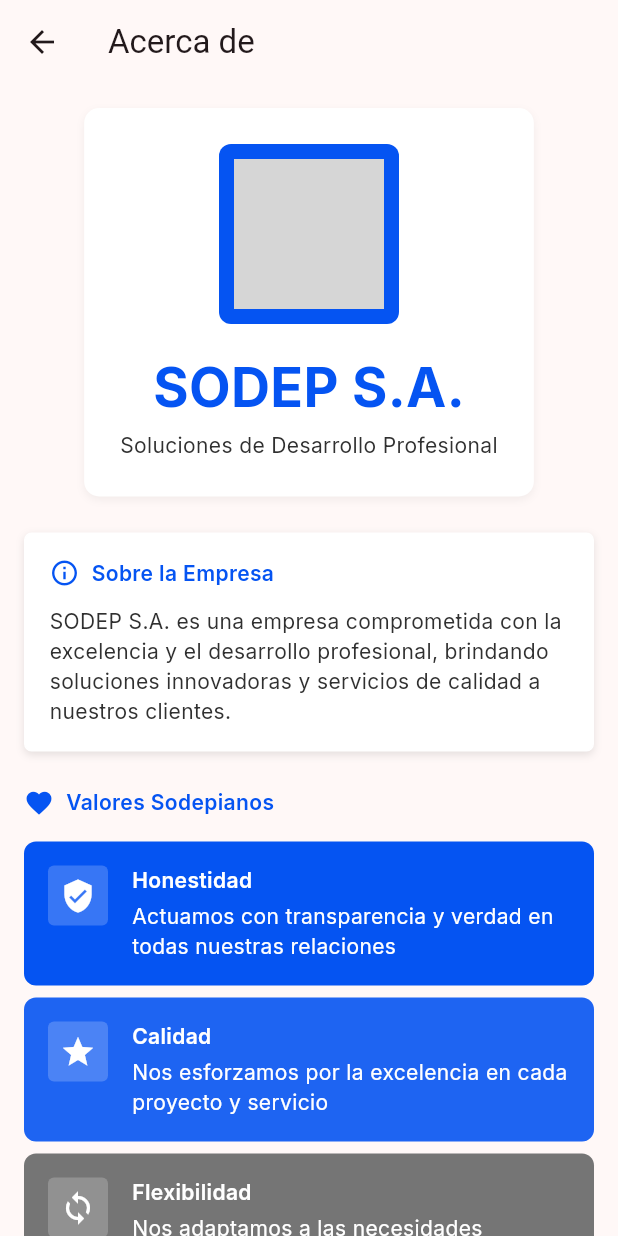
After one commit to martin3093/manazco, a Flutter app: the AcercaDeScreen screen opened directly, on a phone screen of 412 x 824 dp. The commit adds this screen. Run offline on Flutter 3.47's test engine with Material 3 defaults, Android fonts, the phone set to English and light mode, and no system bars; our stand-ins replace connectivity_plus, dart_mappable, dio, equatable, flutter_bloc, flutter_dotenv and 5 more; accounts and stored records are empty; generated files the repository leaves out were written again; grey boxes are pictures that could not be loaded.

Commit message:
theme base para la aplicacion
se crea acerca de con el tema generico

```diff
--- a/lib/components/side_menu.dart
+++ b/lib/components/side_menu.dart
@@ -1,5 +1,6 @@
 import 'package:flutter/material.dart';
 import 'package:manazco/helpers/dialog_helper.dart';
+import 'package:manazco/views/acerca_de_screen.dart';
 import 'package:manazco/views/contador_screen.dart';
 import 'package:manazco/views/mi_app_screen.dart';
 import 'package:manazco/views/noticia_screen.dart';
@@ -113,6 +114,16 @@ class SideMenu extends StatelessWidget {
             },
           ),
           ListTile(
+            leading: const Icon(Icons.info),
+            title: const Text('Acerca de'),
+            onTap: () {
+              Navigator.push(
+                context,
+                MaterialPageRoute(builder: (context) => const AcercaDeScreen()),
+              );
+            },
+          ),
+          ListTile(
             leading: const Icon(Icons.exit_to_app),
             title: const Text('Cerrar Sesión'),
             onTap: () {
--- /dev/null
+++ b/lib/theme/colors.dart
@@ -0,0 +1,39 @@
+import 'package:flutter/material.dart';
+
+class AppColors {
+  static const Color primary = blue11; // Azul principal
+  static const Color primaryHover = blue12;
+  static const Color primaryActive = blue13; // Gris deshabilitado
+  static const Color surface = gray02;
+  static const Color background = Color(0xFFF5F5F5);
+
+  // Gray Scale
+  static const Color gray01 = Color(0xFFFFFFFF);
+  static const Color gray02 = Color(0xFFF7F7F7);
+  static const Color gray06 = Color(0xFFD4D4D4);
+  static const Color gray07 = Color(0xFFCCCCCC);
+  static const Color gray08 = Color(0xFFB5B5B5);
+  static const Color gray13 = Color(0xFF353535);
+  static const Color gray14 = Color(0xFF303030);
+  static const Color gray15 = Color(0xFF282828);
+  static const Color gray16 = Color(0xFF1A1A1A);
+  static const Color blue01 = Color(0xFFF2F6FF);
+  static const Color blue02 = Color(0xFFE6EEFE);
+  static const Color blue03 = Color(0xFFCDDDFC);
+  static const Color blue04 = Color(0xFFB4CCFB);
+  static const Color blue09 = Color(0xFF3776F5);
+  static const Color blue10 = Color(0xFF1E65F3);
+  static const Color blue11 = Color(0xFF0554F2);
+  static const Color blue12 = Color(0xFF0443C2);
+  static const Color blue13 = Color(0xFF033291);
+  static const Color blue14 = Color(0xFF022261);
+  static const Color blue15 = Color(0xFF01153D);
+  static const Color blue16 = Color(0xFF011130);
+  static const Color blue17 = Color(0xFF002D72);
+
+  static const Color white = Color(0xFFFFFFFF);
+
+  static var disabled;
+
+  static var red07;
+}
--- /dev/null
+++ b/lib/theme/text_style.dart
@@ -0,0 +1,47 @@
+import 'package:flutter/material.dart';
+import 'package:google_fonts/google_fonts.dart';
+
+class AppTextStyles {
+  static var bodyLgMedium;
+
+  static TextStyle get headingxl {
+    return GoogleFonts.inter(
+      fontSize: 36,
+      fontWeight: FontWeight.w700,
+      color: Colors.black,
+    );
+  }
+
+  static TextStyle get headingMd {
+    return GoogleFonts.inter(
+      fontSize: 14,
+      fontWeight: FontWeight.w600,
+      color: Colors.black,
+    );
+  }
+
+  static TextStyle get headingSm {
+    return GoogleFonts.inter(
+      fontSize: 13,
+      fontWeight: FontWeight.w600,
+      color: Colors.black,
+    );
+  }
+
+  // Body styles (Body/lg)
+  static TextStyle get bodyLg {
+    return GoogleFonts.inter(
+      fontSize: 14,
+      fontWeight: FontWeight.w400,
+      color: Colors.black,
+    );
+  }
+
+  static TextStyle get bodyLgSemiBold {
+    return GoogleFonts.inter(
+      fontSize: 14,
+      fontWeight: FontWeight.w600,
+      color: Colors.black,
+    );
+  }
+}
--- /dev/null
+++ b/lib/theme/theme.dart
@@ -0,0 +1,165 @@
+import 'package:manazco/theme/colors.dart';
+import 'package:manazco/theme/text_style.dart';
+import 'package:flutter/material.dart';
+
+class AppTheme {
+  static ThemeData bootcampTheme = ThemeData(
+    useMaterial3: true,
+    brightness: Brightness.light,
+    primaryColor: AppColors.primary,
+    scaffoldBackgroundColor: AppColors.surface,
+    disabledColor: AppColors.disabled,
+    appBarTheme: const AppBarTheme(
+      backgroundColor: AppColors.gray01,
+      scrolledUnderElevation: 0,
+    ),
+    navigationBarTheme: NavigationBarThemeData(
+      indicatorColor: Colors.transparent,
+      backgroundColor: AppColors.gray01,
+      elevation: 0,
+      labelTextStyle: WidgetStateProperty.resolveWith<TextStyle>((
+        Set<WidgetState> states,
+      ) {
+        if (states.contains(WidgetState.selected)) {
+          return AppTextStyles.bodyLg.copyWith(color: AppColors.primary);
+        }
+        return AppTextStyles.bodyLg.copyWith(color: AppColors.disabled);
+      }),
+      iconTheme: WidgetStateProperty.resolveWith<IconThemeData>((
+        Set<WidgetState> states,
+      ) {
+        if (states.contains(WidgetState.selected)) {
+          return const IconThemeData(color: AppColors.primary);
+        }
+        return IconThemeData(color: AppColors.disabled);
+      }),
+    ),
+    radioTheme: RadioThemeData(
+      fillColor: WidgetStateProperty.resolveWith<Color>((
+        Set<WidgetState> states,
+      ) {
+        if (states.contains(WidgetState.selected)) {
+          return AppColors.primary;
+        } else if (states.contains(WidgetState.disabled)) {
+          return AppColors.gray07;
+        }
+        return AppColors.gray01;
+      }),
+      overlayColor: WidgetStateProperty.resolveWith<Color>((
+        Set<WidgetState> states,
+      ) {
+        if (states.contains(WidgetState.selected)) {
+          return AppColors.primary;
+        } else if (states.contains(WidgetState.pressed)) {
+          return AppColors.red07;
+        } else if (states.contains(WidgetState.hovered)) {
+          return AppColors.red07;
+        } else if (states.contains(WidgetState.focused)) {
+          return AppColors.primary;
+        }
+        return AppColors.gray01;
+      }),
+    ),
+    checkboxTheme: CheckboxThemeData(
+      fillColor: WidgetStateProperty.resolveWith<Color>((
+        Set<WidgetState> states,
+      ) {
+        if (states.contains(WidgetState.selected)) {
+          return AppColors.primary;
+        } else if (states.contains(WidgetState.disabled)) {
+          return AppColors.gray07;
+        }
+        return AppColors.gray01;
+      }),
+      side: const BorderSide(color: AppColors.gray01),
+    ),
+    cardTheme: CardTheme(
+      color: AppColors.gray01,
+      elevation: 0,
+      shape: RoundedRectangleBorder(
+        borderRadius: BorderRadius.circular(10.0),
+        side: const BorderSide(color: AppColors.gray01),
+      ),
+    ),
+    filledButtonTheme: FilledButtonThemeData(
+      style: TextButton.styleFrom(
+        backgroundColor: AppColors.primary,
+        foregroundColor: AppColors.gray01,
+        disabledBackgroundColor: AppColors.disabled,
+        disabledForegroundColor: AppColors.gray08,
+        textStyle: AppTextStyles.bodyLgMedium.copyWith(color: AppColors.gray01),
+        padding: const EdgeInsets.symmetric(horizontal: 24, vertical: 16),
+      ),
+    ),
+    tabBarTheme: TabBarTheme(
+      indicatorSize: TabBarIndicatorSize.tab,
+      dividerColor: Colors.transparent,
+      labelStyle: AppTextStyles.bodyLgSemiBold,
+      unselectedLabelStyle: AppTextStyles.bodyLg,
+      labelColor: AppColors.primary,
+      unselectedLabelColor: AppColors.gray14,
+      indicator: const BoxDecoration(
+        color: AppColors.blue02,
+        borderRadius: BorderRadius.all(Radius.circular(80)),
+      ),
+    ),
+    textButtonTheme: TextButtonThemeData(
+      style: TextButton.styleFrom(
+        textStyle: AppTextStyles.bodyLgMedium.copyWith(
+          color: AppColors.primary,
+        ),
+        padding: const EdgeInsets.symmetric(horizontal: 24, vertical: 16),
+      ),
+    ),
+    textTheme: TextTheme(
+      // Display styles
+      displayLarge: AppTextStyles.headingxl,
+      displayMedium: AppTextStyles.headingxl,
+      displaySmall: AppTextStyles.headingxl,
+
+      // Headline styles
+      headlineLarge: AppTextStyles.headingMd,
+      headlineMedium: AppTextStyles.headingMd,
+      headlineSmall: AppTextStyles.headingSm,
+
+      // Body styles
+      bodyLarge: AppTextStyles.bodyLg,
+      bodyMedium: AppTextStyles.bodyLg,
+      bodySmall: AppTextStyles.bodyLg,
+
+      // Subtitle styles
+      titleLarge: AppTextStyles.bodyLgMedium,
+      titleMedium: AppTextStyles.bodyLgMedium,
+      titleSmall: AppTextStyles.bodyLg,
+
+      // Label styles (button text, etc.)
+      labelLarge: AppTextStyles.bodyLgSemiBold,
+      labelMedium: AppTextStyles.bodyLgSemiBold,
+      labelSmall: AppTextStyles.bodyLgSemiBold,
+    ),
+    colorScheme: ColorScheme.light(
+      primary: AppColors.primary,
+      secondary: AppColors.primary,
+      //error: AppColors.bodyLgSemiBold,
+      // background: AppColors.gray01,
+      surface: AppColors.surface,
+      onPrimary: AppColors.gray01,
+      // Text color on primary elements
+      onSecondary: AppColors.gray01,
+      // Text color on secondary elements
+      onError: AppColors.gray01, // Text color on error elements
+    ),
+  );
+  static final BoxDecoration sectionBorderGray05 = BoxDecoration(
+    borderRadius: BorderRadius.circular(5),
+    border: Border.all(color: AppColors.gray01),
+    color: Colors.white, // Fondo blanco
+    boxShadow: [
+      BoxShadow(
+        color: Colors.black.withOpacity(0.1), // Sombra suave
+        blurRadius: 4,
+        offset: const Offset(0, 2),
+      ),
+    ],
+  );
+}
--- /dev/null
+++ b/lib/views/acerca_de_screen.dart
@@ -0,0 +1,295 @@
+import 'package:flutter/material.dart';
+import 'package:manazco/theme/colors.dart';
+import 'package:manazco/theme/text_style.dart';
+import 'package:manazco/theme/theme.dart';
+
+class AcercaDeScreen extends StatelessWidget {
+  const AcercaDeScreen({Key? key}) : super(key: key);
+
+  @override
+  Widget build(BuildContext context) {
+    return Scaffold(
+      appBar: AppBar(
+        title: const Text("Acerca de"),
+        leading: IconButton(
+          icon: const Icon(Icons.arrow_back),
+          onPressed: () => Navigator.pop(context),
+        ),
+      ),
+      body: SingleChildScrollView(
+        child: Padding(
+          padding: const EdgeInsets.all(16.0),
+          child: Column(
+            children: [
+              _buildCompanyHeader(),
+              const SizedBox(height: 24),
+              _buildAboutSection(),
+              const SizedBox(height: 24),
+              _buildValuesSection(),
+              const SizedBox(height: 24),
+              _buildContactSection(),
+            ],
+          ),
+        ),
+      ),
+    );
+  }
+
+  Widget _buildCompanyHeader() {
+    return Container(
+      decoration: BoxDecoration(
+        color: Colors.white,
+        borderRadius: BorderRadius.circular(10),
+        boxShadow: [
+          BoxShadow(
+            color: Colors.black.withOpacity(0.05),
+            blurRadius: 4,
+            offset: const Offset(0, 2),
+          ),
+        ],
+      ),
+      padding: const EdgeInsets.all(24),
+      child: Column(
+        children: [
+          Container(
+            width: 120,
+            height: 120,
+            decoration: BoxDecoration(
+              color: AppColors.primary,
+              borderRadius: BorderRadius.circular(8),
+            ),
+            child: Center(
+              child: Image.asset(
+                'assets/images/sodep_logo.png',
+                width: 100,
+                height: 100,
+                fit: BoxFit.contain,
+              ),
+            ),
+          ),
+          const SizedBox(height: 16),
+          Text(
+            "SODEP S.A.",
+            style: AppTextStyles.headingxl.copyWith(
+              color: AppColors.primary,
+              fontWeight: FontWeight.bold,
+            ),
+          ),
+          const SizedBox(height: 4),
+          Text(
+            "Soluciones de Desarrollo Profesional",
+            style: AppTextStyles.bodyLg.copyWith(color: AppColors.gray14),
+            textAlign: TextAlign.center,
+          ),
+        ],
+      ),
+    );
+  }
+
+  Widget _buildAboutSection() {
+    return Container(
+      decoration: AppTheme.sectionBorderGray05,
+      padding: const EdgeInsets.all(16),
+      child: Column(
+        crossAxisAlignment: CrossAxisAlignment.start,
+        children: [
+          Row(
+            children: [
+              Icon(Icons.info_outline, color: AppColors.primary, size: 20),
+              const SizedBox(width: 8),
+              Text(
+                "Sobre la Empresa",
+                style: AppTextStyles.bodyLgSemiBold.copyWith(
+                  color: AppColors.primary,
+                ),
+              ),
+            ],
+          ),
+          const SizedBox(height: 12),
+          Text(
+            "SODEP S.A. es una empresa comprometida con la excelencia y el desarrollo profesional, brindando soluciones innovadoras y servicios de calidad a nuestros clientes.",
+            style: AppTextStyles.bodyLg.copyWith(color: AppColors.gray14),
+          ),
+        ],
+      ),
+    );
+  }
+
+  Widget _buildValueCard({
+    required IconData icon,
+    required String title,
+    required String description,
+    required Color backgroundColor,
+  }) {
+    return Container(
+      decoration: BoxDecoration(
+        color: backgroundColor,
+        borderRadius: BorderRadius.circular(8),
+      ),
+      padding: const EdgeInsets.all(16),
+      margin: const EdgeInsets.only(bottom: 8),
+      child: Row(
+        crossAxisAlignment: CrossAxisAlignment.start,
+        children: [
+          Container(
+            padding: const EdgeInsets.all(8),
+            decoration: BoxDecoration(
+              color: Colors.white.withOpacity(0.2),
+              borderRadius: BorderRadius.circular(4),
+            ),
+            child: Icon(icon, color: Colors.white, size: 24),
+          ),
+          const SizedBox(width: 16),
+          Expanded(
+            child: Column(
+              crossAxisAlignment: CrossAxisAlignment.start,
+              children: [
+                Text(
+                  title,
+                  style: AppTextStyles.bodyLgSemiBold.copyWith(
+                    color: Colors.white,
+                  ),
+                ),
+                const SizedBox(height: 4),
+                Text(
+                  description,
+                  style: AppTextStyles.bodyLg.copyWith(color: Colors.white),
+                ),
+              ],
+            ),
+          ),
+        ],
+      ),
+    );
+  }
+
+  Widget _buildValuesSection() {
+    return Column(
+      crossAxisAlignment: CrossAxisAlignment.start,
+      children: [
+        Row(
+          children: [
+            Icon(Icons.favorite, color: AppColors.primary, size: 20),
+            const SizedBox(width: 8),
+            Text(
+              "Valores Sodepianos",
+              style: AppTextStyles.bodyLgSemiBold.copyWith(
+                color: AppColors.primary,
+              ),
+            ),
+          ],
+        ),
+        const SizedBox(height: 16),
+        _buildValueCard(
+          icon: Icons.verified_user,
+          title: "Honestidad",
+          description:
+              "Actuamos con transparencia y verdad en todas nuestras relaciones",
+          backgroundColor: AppColors.primary,
+        ),
+        _buildValueCard(
+          icon: Icons.star,
+          title: "Calidad",
+          description:
+              "Nos esforzamos por la excelencia en cada proyecto y servicio",
+          backgroundColor: AppColors.primary.withOpacity(0.9),
+        ),
+        _buildValueCard(
+          icon: Icons.sync,
+          title: "Flexibilidad",
+          description: "Nos adaptamos a las necesidades cambiantes del mercado",
+          backgroundColor: Colors.grey[600]!,
+        ),
+        _buildValueCard(
+          icon: Icons.chat,
+          title: "Comunicación",
+          description:
+              "Mantenemos diálogo abierto y efectivo con todos nuestros stakeholders",
+          backgroundColor: AppColors.primary.withOpacity(0.9),
+        ),
+        _buildValueCard(
+          icon: Icons.self_improvement,
+          title: "Autogestión",
+          description:
+              "Fomentamos la responsabilidad personal y la iniciativa propia",
+          backgroundColor: AppColors.primary.withOpacity(0.8),
+        ),
+      ],
+    );
+  }
+
+  Widget _buildContactItem({
+    required IconData icon,
+    required String title,
+    required String content,
+  }) {
+    return Padding(
+      padding: const EdgeInsets.only(bottom: 16.0),
+      child: Row(
+        crossAxisAlignment: CrossAxisAlignment.start,
+        children: [
+          Icon(icon, color: AppColors.gray13, size: 20),
+          const SizedBox(width: 16),
+          Expanded(
+            child: Column(
+              crossAxisAlignment: CrossAxisAlignment.start,
+              children: [
+                Text(title, style: AppTextStyles.bodyLgSemiBold),
+                const SizedBox(height: 4),
+                Text(
+                  content,
+                  style: AppTextStyles.bodyLg.copyWith(color: AppColors.gray02),
+                ),
+              ],
+            ),
+          ),
+        ],
+      ),
+    );
+  }
+
+  Widget _buildContactSection() {
+    return Container(
+      decoration: AppTheme.sectionBorderGray05,
+      padding: const EdgeInsets.all(16),
+      child: Column(
+        crossAxisAlignment: CrossAxisAlignment.start,
+        children: [
+          Row(
+            children: [
+              Icon(Icons.contact_phone, color: AppColors.primary, size: 20),
+              const SizedBox(width: 8),
+              Text(
+                "Información de Contacto",
+                style: AppTextStyles.bodyLgSemiBold.copyWith(
+                  color: AppColors.primary,
+                ),
+              ),
+            ],
+          ),
+          const SizedBox(height: 16),
+          _buildContactItem(
+            icon: Icons.location_on,
+            title: "Dirección",
+            content: "Bélgica 839 c/ Eusebio Lillo\nAsunción, Paraguay",
+          ),
+          _buildContactItem(
+            icon: Icons.phone,
+            title: "Teléfono",
+            content: "(+595) 981-131-694",
+          ),
+          _buildContactItem(
+            icon: Icons.email,
+            title: "Email",
+            content: "info@sodep.com.py",
+          ),
+          _buildContactItem(
+            icon: Icons.web,
+            title: "Sitio Web",
+            content: "www.sodep.com.py",
+          ),
+        ],
+      ),
+    );
+  }
+}
--- a/pubspec.yaml
+++ b/pubspec.yaml
@@ -33,6 +33,7 @@ dependencies:
 
   # The following adds the Cupertino Icons font to your application.
   # Use with the CupertinoIcons class for iOS style icons.
+  google_fonts: ^6.2.1
   cupertino_icons: ^1.0.8
   dio: ^5.8.0+1
   flutter_dotenv: ^5.2.1
@@ -74,6 +75,7 @@ flutter:
   # To add assets to your application, add an assets section, like this:
   assets:
       - .env
+      - assets/images/
   #   - images/a_dot_burr.jpeg
   #   - images/a_dot_ham.jpeg
 
```
Also changed, not shown: pubspec.lock.
